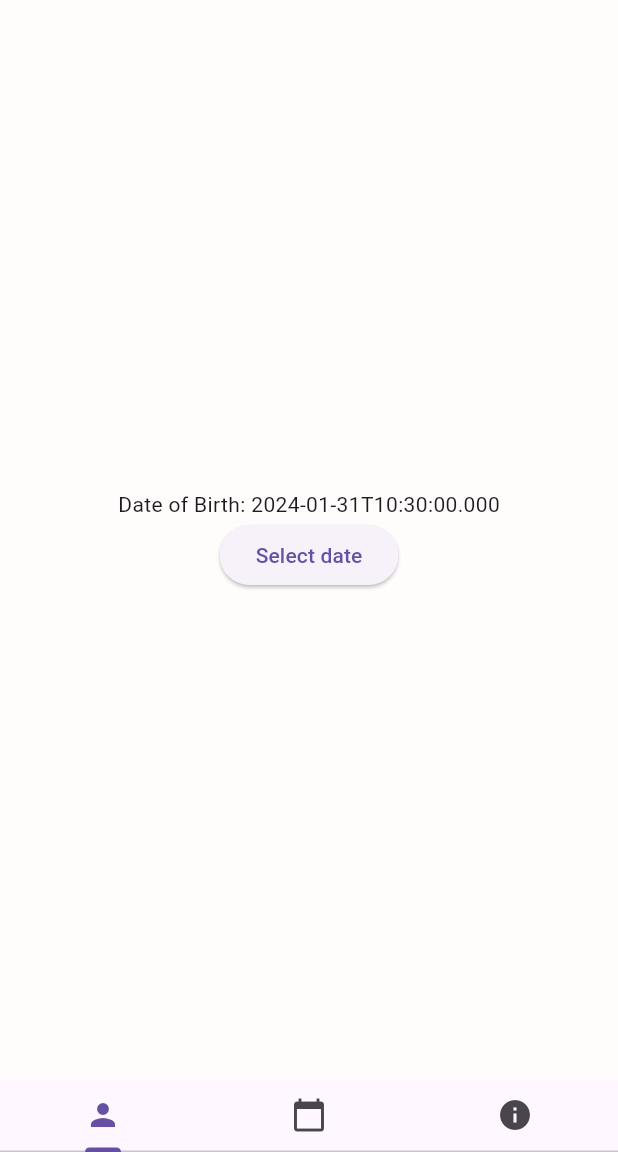
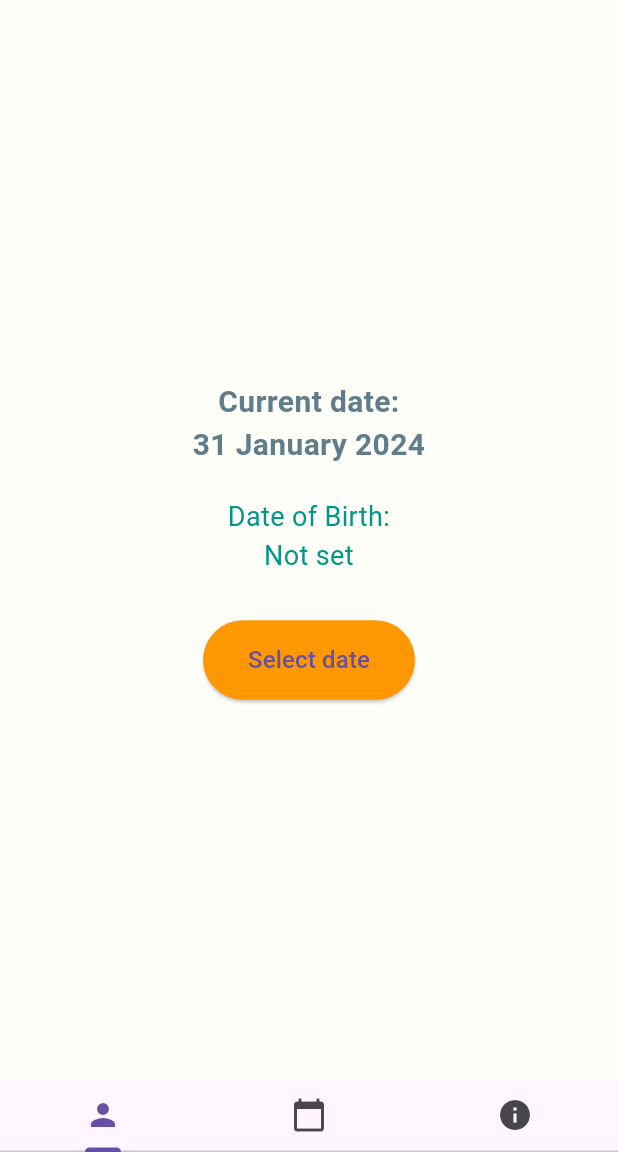
Before and after one commit to Treedo/Garmtime, a Flutter app: the screen it shows after launch, on a phone screen of 412 x 824 dp, the part 84-1236 px from its top. Run offline on Flutter 3.47's test engine with Material 3 defaults, Android fonts, the phone set to English and light mode, and no system bars; our stand-ins replace shared_preferences.

Commit message:
Add provider package and implement date-related functionality

```diff
--- /dev/null
+++ b/devtools_options.yaml
@@ -0,0 +1 @@
+extensions:
--- a/lib/main.dart
+++ b/lib/main.dart
@@ -1,11 +1,24 @@
 import 'package:flutter/material.dart';
+import 'package:provider/provider.dart';
 import 'screens/personal_data.dart';
 import 'screens/today.dart';
 import 'screens/info.dart';
+import 'providers/my_day.dart';
+import 'providers/my_month.dart';
+import 'providers/my_year.dart';
 
 
 void main() {
-  runApp(const MainApp());
+  runApp(
+    ChangeNotifierProvider(
+      create: (context) {
+        MyYearProvider();
+        MyMonthProvider();
+        MyDayProvider();
+      },
+      child: const MainApp(),
+    ),
+  );
 }
 
 class MainApp extends StatelessWidget {
@@ -13,7 +26,13 @@ class MainApp extends StatelessWidget {
 
   @override
   Widget build(BuildContext context) {
-    return MaterialApp(
+    return MultiProvider(
+  providers: [
+    ChangeNotifierProvider(create: (context) => MyDayProvider()),
+    ChangeNotifierProvider(create: (context) => MyMonthProvider()),
+    ChangeNotifierProvider(create: (context) => MyYearProvider()),
+  ],
+  child: MaterialApp(
       theme: ThemeData(
         primaryColor: const Color.fromARGB(179, 255, 204, 0),
       ),
@@ -25,7 +44,7 @@ class MainApp extends StatelessWidget {
             title: const Text('Inner Light Guide'),
           ),
           body: const TabBarView(
-            children: [
+            children: <Widget>[
               PersonalData(),
               Today(),
               Info(),
@@ -42,6 +61,6 @@ class MainApp extends StatelessWidget {
           ),
         ),
       ),
-    );
+    ));
   }
 }
--- /dev/null
+++ b/lib/providers/my_day.dart
@@ -0,0 +1,12 @@
+import 'package:flutter/material.dart';
+
+class MyDayProvider with ChangeNotifier {
+  int _myDay = 0;
+
+  int get myDay => _myDay;
+
+  void setMyDay(int value) {
+    _myDay = value;
+    notifyListeners();
+  }
+}
--- /dev/null
+++ b/lib/providers/my_month.dart
@@ -0,0 +1,12 @@
+import 'package:flutter/material.dart';
+
+class MyMonthProvider with ChangeNotifier {
+  int _myMonth = 0;
+
+  int get myMonth => _myMonth;
+
+  void setMyMonth(int value) {
+    _myMonth = value;
+    notifyListeners();
+  }
+}
--- /dev/null
+++ b/lib/providers/my_year.dart
@@ -0,0 +1,12 @@
+import 'package:flutter/material.dart';
+
+class MyYearProvider with ChangeNotifier {
+  int _myYear = 0;
+
+  int get myYear => _myYear;
+
+  void setMyYear(int value) {
+    _myYear = value;
+    notifyListeners();
+  }
+}
--- a/lib/screens/personal_data.dart
+++ b/lib/screens/personal_data.dart
@@ -1,4 +1,9 @@
 import 'package:flutter/material.dart';
+import 'package:inner_light_guide/providers/my_day.dart';
+import 'package:inner_light_guide/providers/my_month.dart';
+import 'package:inner_light_guide/providers/my_year.dart';
+import 'package:intl/intl.dart';
+import 'package:provider/provider.dart';
 import '../settings.dart';
 
 class PersonalData extends StatefulWidget {
@@ -10,17 +15,22 @@ class PersonalData extends StatefulWidget {
 }
 
 class _PersonalDataState extends State<PersonalData> {
-  DateTime _dateOfBirth = DateTime.now();
+  DateTime? _dateOfBirth;
+  final DateTime _currentDate = DateTime.now();
   final _preferencesService = PreferencesService();
 
   @override
   void initState() {
     super.initState();
     _loadDateOfBirth();
+
+
   }
 
   _loadDateOfBirth() async {
     _dateOfBirth = (await _preferencesService.loadDate())!;
+    _calculateMyDay(_dateOfBirth);
+
     setState(() {});
   }
 
@@ -28,8 +38,18 @@ class _PersonalDataState extends State<PersonalData> {
     await _preferencesService.saveDate(dob);
     setState(() {
       _dateOfBirth = dob;
+      // func calculate my day from date of birth
+      _calculateMyDay(_dateOfBirth);
+
     });
   }
+
+  _calculateMyDay (dateOfBirth) {
+    Provider.of<MyDayProvider>(context, listen: false).setMyDay(dateOfBirth.day);
+    Provider.of<MyMonthProvider>(context, listen: false).setMyMonth(dateOfBirth.month);
+    Provider.of<MyYearProvider>(context, listen: false).setMyYear(dateOfBirth.year);
+  }
+
 
   _selectDate(BuildContext context) async {
     final DateTime? picked = await showDatePicker(
@@ -43,20 +63,41 @@ class _PersonalDataState extends State<PersonalData> {
     }
   }
 
-  @override
+@override
   Widget build(BuildContext context) {
     return Container(
-      color: const Color.fromRGBO(255, 255, 250, 185/255),
+      padding: const EdgeInsets.all(16.0),
+      color: const Color.fromRGBO(255, 255, 250, 1),
       child: Center(
         child: Column(
           mainAxisAlignment: MainAxisAlignment.center,
           children: <Widget>[
             Text(
-              'Date of Birth: ${_dateOfBirth.toIso8601String()}',
+              'Current date: \n${DateFormat('dd MMMM yyyy').format(_currentDate)}',
+              textAlign: TextAlign.center,
+              style: const TextStyle(
+                fontWeight: FontWeight.bold,
+                fontSize: 20,
+                color: Colors.blueGrey,
+              ),
             ),
+            const SizedBox(height: 20),
+            Text(
+              'Date of Birth: \n${_dateOfBirth != null ? DateFormat('dd MMMM yyyy').format(_dateOfBirth!) : 'Not set'}',
+              textAlign: TextAlign.center,
+              style: const TextStyle(
+                fontSize: 18,
+                color: Colors.teal,
+              ),
+            ),
+            const SizedBox(height: 30),
             ElevatedButton(
+              style: ElevatedButton.styleFrom(
+                backgroundColor: Colors.orange,
+                padding: const EdgeInsets.symmetric(horizontal: 30, vertical: 15),
+              ),
               onPressed: () => _selectDate(context),
-              child: const Text('Select date'),
+              child: const Text('Select date', style: TextStyle(fontSize: 16)),
             ),
           ],
         ),
--- a/pubspec.yaml
+++ b/pubspec.yaml
@@ -11,6 +11,8 @@ dependencies:
     sdk: flutter
 
   shared_preferences: ^2.2.2
+  intl: ^0.19.0
+  provider: ^6.1.1
 
 dev_dependencies:
   flutter_test:
```
Also changed, not shown: lib/screens/today.dart (+31 -3 lines), pubspec.lock.
